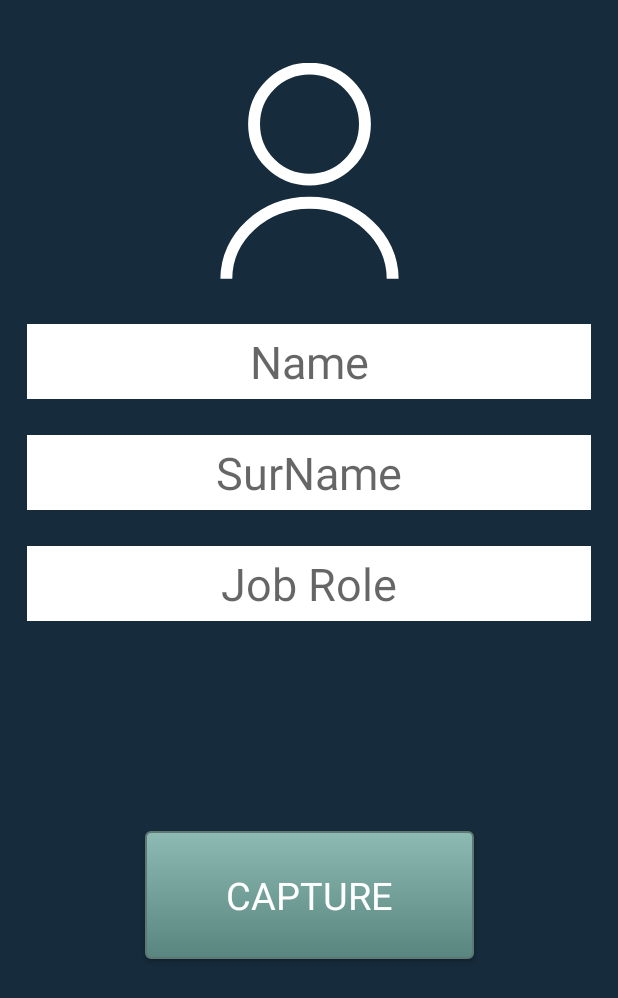
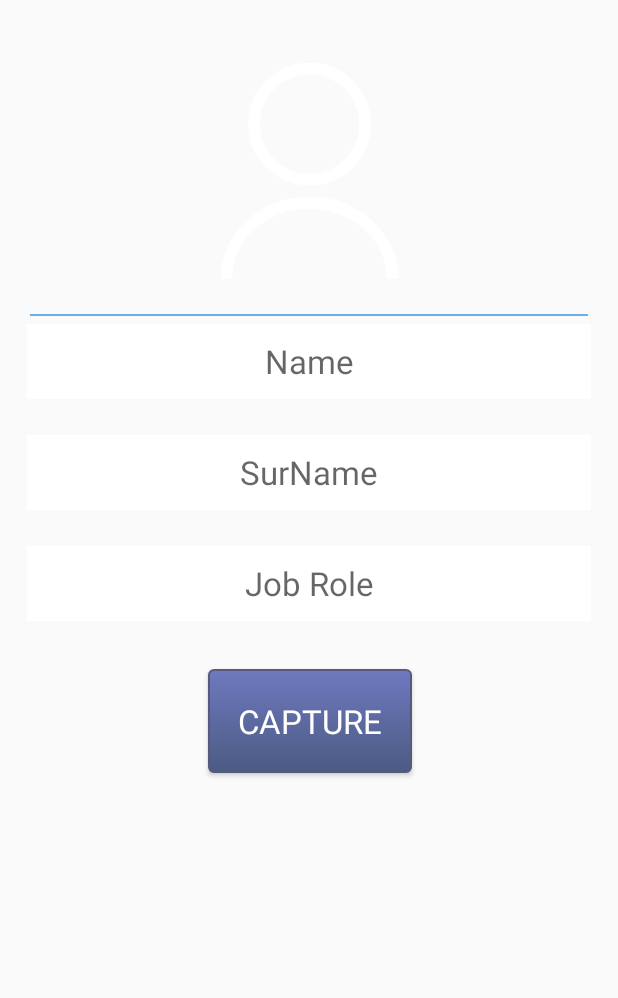
Before and after one commit to LEMUBIT/WepoyFingerPrint, an Android app: the EnrolActivity screen opened directly, with no data from a screen before it, on a phone screen of 412 x 824 dp. Shown: the top 998 px of the screen. Run offline under Robolectric (Android 15) with nearby library versions, the phone set to English and light mode, and no system bars; our stand-ins replace RxJava; libraries missing offline, so code that uses them is left out: io.realm, io.realm.annotations; 1 statement that could not run was skipped.

Commit message:
clean up UI

```diff
--- a/app/build.gradle
+++ b/app/build.gradle
@@ -12,7 +12,7 @@ android {
         versionCode 1
         versionName "1.0"
         testInstrumentationRunner "android.support.test.runner.AndroidJUnitRunner"
-
+        multiDexEnabled true
     }
     buildTypes {
         release {
--- a/app/src/main/java/com/lemuel/lemubit/fingerprinttest/presenter/EnrolPresenter.kt
+++ b/app/src/main/java/com/lemuel/lemubit/fingerprinttest/presenter/EnrolPresenter.kt
@@ -2,14 +2,14 @@ package com.lemuel.lemubit.fingerprinttest.presenter
 
 import android.content.Context
 import com.lemuel.lemubit.fingerprinttest.model.RealmModel
-import com.lemuel.lemubit.fingerprinttest.model.modelInterface.fingerPrintInterface
+import com.lemuel.lemubit.fingerprinttest.viewInterface.FingerPrintInterface
 
-class EnrolPresenter(fingerPrintInterface: fingerPrintInterface) {
+class EnrolPresenter(FingerPrintInterface: FingerPrintInterface) {
 
     var realmModel = RealmModel()
 
     init {
-        fingerPrintInterface.setProgressDialog()
+        FingerPrintInterface.setProgressDialog()
     }
 
     fun registerNewUserInLocalDB(context: Context, ID: Int, name: String): String {
--- a/app/src/main/java/com/lemuel/lemubit/fingerprinttest/view/EnrolActivity.kt
+++ b/app/src/main/java/com/lemuel/lemubit/fingerprinttest/view/EnrolActivity.kt
@@ -9,8 +9,8 @@ import android.support.v7.app.AppCompatActivity
 import android.widget.Toast
 import com.lemuel.lemubit.fingerprinttest.R
 import com.lemuel.lemubit.fingerprinttest.model.Fingerprint
-import com.lemuel.lemubit.fingerprinttest.model.modelInterface.fingerPrintInterface
 import com.lemuel.lemubit.fingerprinttest.presenter.EnrolPresenter
+import com.lemuel.lemubit.fingerprinttest.viewInterface.FingerPrintInterface
 import io.reactivex.Observable
 import io.reactivex.Observer
 import io.reactivex.android.schedulers.AndroidSchedulers
@@ -20,7 +20,7 @@ import io.realm.Realm
 import kotlinx.android.synthetic.main.activity_enrol.*
 
 @SuppressLint("SdCardPath", "HandlerLeak")
-class EnrolActivity : AppCompatActivity(), fingerPrintInterface {
+class EnrolActivity : AppCompatActivity(), FingerPrintInterface {
     private var realm: Realm? = null
     private var mProgressDialog: ProgressDialog? = null
     lateinit var enrolPresenter: EnrolPresenter
--- a/app/src/main/java/com/lemuel/lemubit/fingerprinttest/view/TakeAttendance.kt
+++ b/app/src/main/java/com/lemuel/lemubit/fingerprinttest/view/TakeAttendance.kt
@@ -6,8 +6,8 @@ import android.support.v7.app.AppCompatActivity
 import android.util.Log
 import com.lemuel.lemubit.fingerprinttest.R
 import com.lemuel.lemubit.fingerprinttest.model.Fingerprint
-import com.lemuel.lemubit.fingerprinttest.model.modelInterface.fingerPrintInterface
 import com.lemuel.lemubit.fingerprinttest.presenter.TakeAttendancePresenter
+import com.lemuel.lemubit.fingerprinttest.viewInterface.FingerPrintInterface
 import com.lemuel.lemubit.fingerprinttest.viewInterface.TakeAttendanceView
 import io.reactivex.Observable
 import io.reactivex.Observer
@@ -16,7 +16,7 @@ import io.reactivex.disposables.Disposable
 import io.reactivex.schedulers.Schedulers
 import kotlinx.android.synthetic.main.activity_take_attendance.*
 
-class TakeAttendance : AppCompatActivity(), fingerPrintInterface, TakeAttendanceView {
+class TakeAttendance : AppCompatActivity(), FingerPrintInterface, TakeAttendanceView {
     private var mProgressDialog: ProgressDialog? = null
     lateinit var takeAttendancePresenter:TakeAttendancePresenter
 
@@ -32,7 +32,7 @@ class TakeAttendance : AppCompatActivity(), fingerPrintInterface, TakeAttendance
         }.subscribeOn(Schedulers.computation())
                 .observeOn(AndroidSchedulers.mainThread())
 
-        imageButton_fingerprint.setOnClickListener {
+        lottie_fingerprint.setOnClickListener {
             fingerObserver.subscribe(observer)
         }
     }
--- a/app/src/main/java/com/lemuel/lemubit/fingerprinttest/model/modelInterface/fingerPrintInterface.java
+++ b/app/src/main/java/com/lemuel/lemubit/fingerprinttest/viewInterface/FingerPrintInterface.java
@@ -1,6 +1,6 @@
-package com.lemuel.lemubit.fingerprinttest.model.modelInterface;
+package com.lemuel.lemubit.fingerprinttest.viewInterface;
 
-public interface fingerPrintInterface {
+public interface FingerPrintInterface {
 
     void showProgressDialog(String title, String message);
 
--- a/app/src/main/res/drawable/menu_button_background.xml
+++ b/app/src/main/res/drawable/menu_button_background.xml
@@ -10,15 +10,15 @@
     <item android:state_focused="true">
         <shape android:shape="rectangle"  >
             <corners android:radius="3dip" />
-            <stroke android:width="1dip" android:color="#5e7974" />
-            <solid android:color="#58857e"/>
+            <stroke android:width="1dip" android:color="#625e79" />
+            <solid android:color="#5b70ab"/>
         </shape>
     </item>
     <item >
         <shape android:shape="rectangle"  >
             <corners android:radius="3dip" />
-            <stroke android:width="1dip" android:color="#5e7974" />
-            <gradient android:angle="-90" android:startColor="#8dbab3" android:endColor="#58857e" />
+            <stroke android:width="1dip" android:color="#58597c" />
+            <gradient android:angle="-90" android:startColor="#6e79bf" android:endColor="#4c5b83" />
         </shape>
     </item>
 </selector>
--- a/app/src/main/res/layout/activity_enrol.xml
+++ b/app/src/main/res/layout/activity_enrol.xml
@@ -2,11 +2,10 @@
 <android.support.constraint.ConstraintLayout xmlns:android="http://schemas.android.com/apk/res/android"
     xmlns:app="http://schemas.android.com/apk/res-auto"
     xmlns:tools="http://schemas.android.com/tools"
+    android:id="@+id/enrollActivity"
     android:layout_width="match_parent"
     android:layout_height="match_parent"
-    android:id="@+id/enrollActivity"
     android:padding="10dp"
-    android:background="#162b3b"
     tools:context=".view.EnrolActivity">
 
     <com.airbnb.lottie.LottieAnimationView
@@ -19,11 +18,23 @@
         app:layout_constraintStart_toStartOf="parent"
         app:layout_constraintTop_toTopOf="parent"
         app:lottie_autoPlay="true"
-        app:lottie_fileName="newUser.json"
-       />
+        app:lottie_fileName="newUser.json" />
 
+    <View
+        android:layout_width="match_parent"
+        android:layout_height="1dp"
+        android:layout_marginBottom="6dp"
+        android:layout_marginEnd="10dp"
+        android:layout_marginStart="10dp"
+        android:layout_marginTop="17dp"
+        android:background="@color/background"
+        app:layout_constraintBottom_toTopOf="@+id/txt_name"
+        app:layout_constraintEnd_toEndOf="parent"
+        app:layout_constraintStart_toStartOf="parent"
+        app:layout_constraintTop_toBottomOf="@+id/animation_view" />
     <EditText
         android:id="@+id/txt_name"
+        style="@style/Base.TextAppearance.AppCompat.Large"
         android:layout_width="0dp"
         android:layout_height="50dp"
         android:layout_marginEnd="8dp"
@@ -35,7 +46,6 @@
         android:gravity="center"
         android:hint="Name"
         android:inputType="textPersonName"
-        android:textSize="30sp"
         app:layout_constraintEnd_toEndOf="parent"
         app:layout_constraintHorizontal_bias="0.0"
         app:layout_constraintStart_toStartOf="parent"
@@ -43,18 +53,18 @@
 
     <EditText
         android:id="@+id/txt_surname"
+        style="@style/Base.TextAppearance.AppCompat.Large"
         android:layout_width="0dp"
         android:layout_height="50dp"
         android:layout_marginEnd="8dp"
         android:layout_marginStart="8dp"
         android:layout_marginTop="24dp"
+        android:background="#fff"
         android:ems="10"
+        android:fontFamily="sans-serif"
+        android:gravity="center"
+        android:hint="SurName"
         android:inputType="textPersonName"
-        android:hint="SurName"
-        android:gravity="center"
-        android:fontFamily="sans-serif"
-        android:textSize="30sp"
-        android:background="#fff"
         app:layout_constraintEnd_toEndOf="parent"
         app:layout_constraintHorizontal_bias="0.503"
         app:layout_constraintStart_toStartOf="parent"
@@ -62,37 +72,38 @@
 
     <EditText
         android:id="@+id/txt_jobrole"
+        style="@style/Base.TextAppearance.AppCompat.Large"
         android:layout_width="0dp"
         android:layout_height="50dp"
         android:layout_marginEnd="8dp"
         android:layout_marginStart="8dp"
         android:layout_marginTop="24dp"
+        android:background="#fff"
         android:ems="10"
+        android:fontFamily="sans-serif"
+        android:gravity="center"
+        android:hint="Job Role"
         android:inputType="textPersonName"
-        android:hint="Job Role"
-        android:gravity="center"
-        android:textSize="30sp"
-        android:fontFamily="sans-serif"
-        android:background="#fff"
         app:layout_constraintEnd_toEndOf="parent"
         app:layout_constraintStart_toStartOf="parent"
         app:layout_constraintTop_toBottomOf="@+id/txt_surname" />
 
     <Button
         android:id="@+id/btn_capture"
-        android:layout_width="219dp"
-        android:layout_height="85dp"
-        android:layout_marginBottom="51dp"
+        style="@style/Base.TextAppearance.AppCompat.Large"
+        android:layout_width="wrap_content"
+        android:layout_height="0dp"
         android:layout_marginEnd="8dp"
         android:layout_marginStart="8dp"
-        android:layout_marginTop="16dp"
+        android:layout_marginTop="32dp"
         android:background="@drawable/menu_button_background"
         android:fontFamily="sans-serif"
+        android:padding="20dp"
         android:text="Capture"
         android:textColor="#fff"
-        android:textSize="25dp"
-        app:layout_constraintBottom_toBottomOf="parent"
         app:layout_constraintEnd_toEndOf="parent"
+        app:layout_constraintHorizontal_bias="0.502"
         app:layout_constraintStart_toStartOf="parent"
         app:layout_constraintTop_toBottomOf="@+id/txt_jobrole" />
+
 </android.support.constraint.ConstraintLayout>
--- a/app/src/main/res/values/colors.xml
+++ b/app/src/main/res/values/colors.xml
@@ -3,5 +3,5 @@
     <color name="colorPrimary">#ffd97a</color>
     <color name="colorPrimaryDark">#ffd97a</color>
     <color name="colorAccent">#FF4081</color>
-    <color name="background">#162b3b</color>
+    <color name="background">#66b1ea</color>
 </resources>
```
Also changed, not shown: app/src/main/java/com/lemuel/lemubit/fingerprinttest/model/Fingerprint.kt (+14 -14 lines), app/src/main/res/layout/activity_take_attendance.xml (+9 -10 lines).
